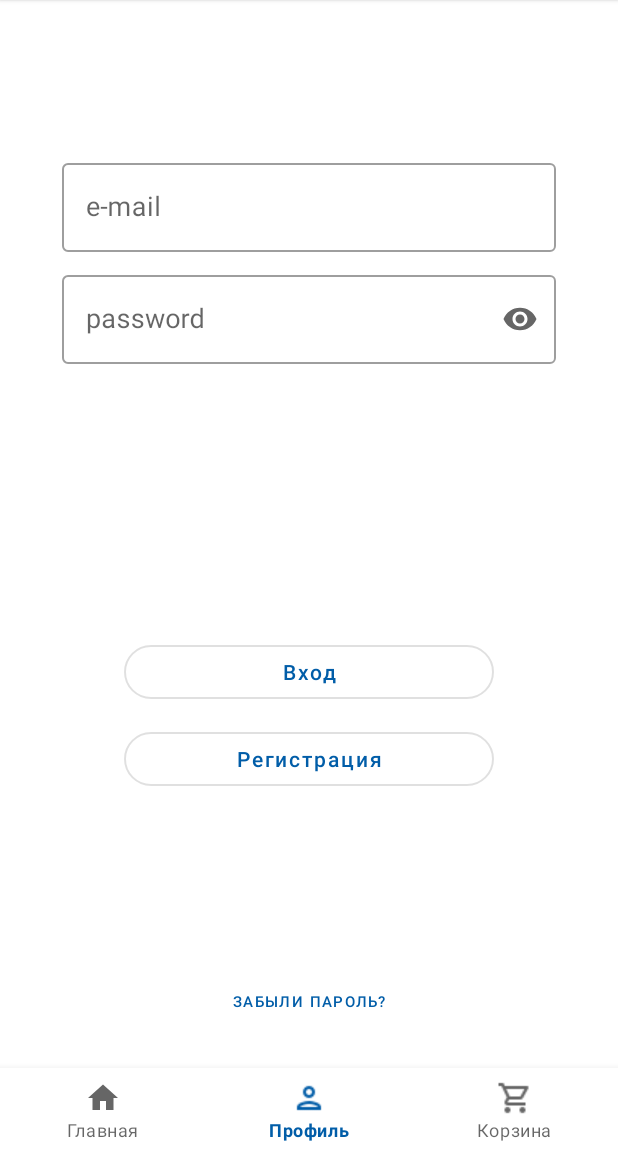
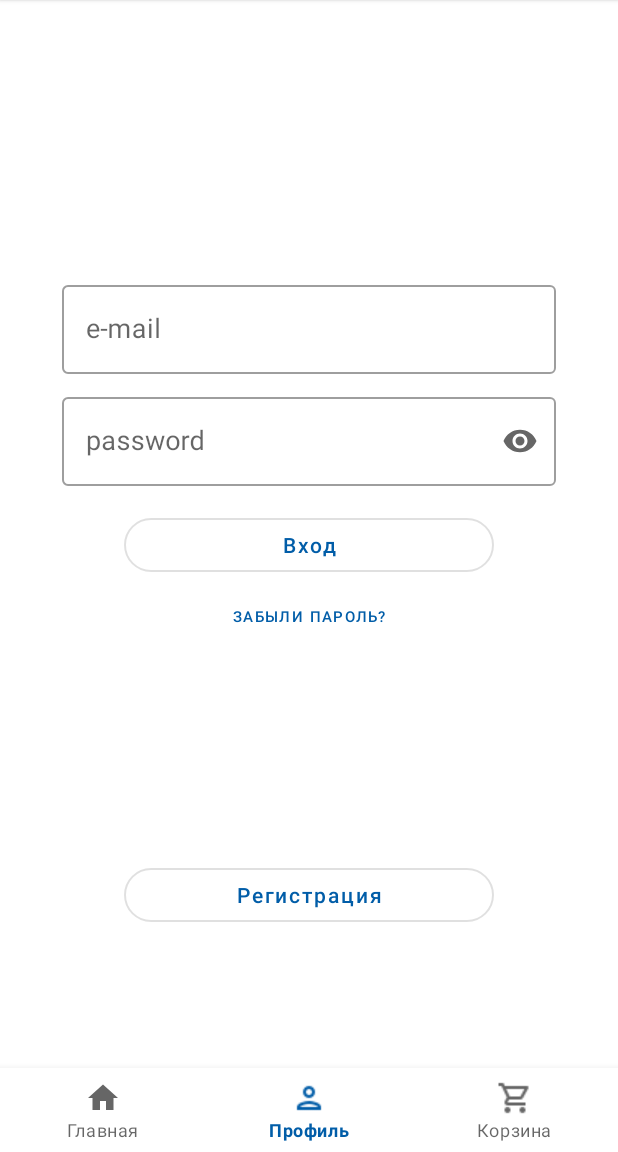
Before and after one commit to buchgit/nordside_mobile, an Android app: the screen it shows after launch (MainActivity), item 2 of the bottom bar chosen, on a phone screen of 412 x 824 dp, the part 84-1236 px from its top. Run offline under Robolectric (Android 15) with nearby library versions, the light colour scheme and no system bars; our stand-ins replace navigation-ui.

Commit message:
final Login UI

```diff
--- a/app/src/main/res/layout/fragment_login.xml
+++ b/app/src/main/res/layout/fragment_login.xml
@@ -15,11 +15,11 @@
         android:layout_height="wrap_content"
         app:boxStrokeWidth="1dp"
         app:boxStrokeWidthFocused="1dp"
+        app:layout_constraintTop_toTopOf="parent"
         app:layout_constraintBottom_toTopOf="@id/et_password_container"
         app:layout_constraintEnd_toEndOf="parent"
         app:layout_constraintStart_toStartOf="parent"
-        app:layout_constraintTop_toTopOf="parent"
-        app:layout_constraintVertical_bias="0.18"
+        app:layout_constraintVertical_bias="0.40"
         app:layout_constraintVertical_chainStyle="packed"
         app:layout_constraintWidth_percent="0.80">
         <com.google.android.material.textfield.TextInputEditText
@@ -32,7 +32,7 @@
       </com.google.android.material.textfield.TextInputLayout>
 
     <com.google.android.material.textfield.TextInputLayout
-        style="@style/Widget.MaterialComponents.TextInputLayout.OutlinedBox"        app:placeholderTextColor="?attr/colorPrimary"
+        style="@style/Widget.MaterialComponents.TextInputLayout.OutlinedBox"
         android:hint="password"
         app:endIconMode="password_toggle"
         android:id="@+id/et_password_container"
@@ -42,7 +42,7 @@
         app:boxStrokeWidthFocused="1dp"
         app:layout_constraintWidth_percent="0.80"
         app:layout_constraintTop_toBottomOf="@+id/et_email_container"
-        app:layout_constraintBottom_toBottomOf="parent"
+        app:layout_constraintBottom_toTopOf="@id/button_login"
         app:layout_constraintStart_toStartOf="parent"
         app:layout_constraintEnd_toEndOf="parent">
 
@@ -57,21 +57,31 @@
 
 
     <com.google.android.material.button.MaterialButton
+        android:id="@+id/button_login"
         style="@style/Widget.MaterialComponents.Button.OutlinedButton"
-        android:id="@+id/button_login"
+        android:layout_marginTop="15dp"
         android:layout_width="0dp"
         android:layout_height="wrap_content"
         android:text="Вход"
+        android:textAllCaps="false"
         app:cornerRadius="50dp"
-        android:layout_marginBottom="10dp"
-        android:textAllCaps="false"
-
         app:layout_constraintWidth_percent="0.60"
+        app:layout_constraintTop_toBottomOf="@+id/et_password_container"
         app:layout_constraintStart_toStartOf="parent"
         app:layout_constraintEnd_toEndOf="parent"
-        app:layout_constraintVertical_chainStyle="packed"
-        app:layout_constraintBottom_toTopOf="@+id/button_registration"
-        app:layout_constraintTop_toBottomOf="@+id/et_password_container" />
+        app:layout_constraintBottom_toTopOf="@+id/forgot_password" />
+
+    <com.google.android.material.button.MaterialButton
+        style="@style/Widget.MaterialComponents.Button.TextButton"
+        android:id="@+id/forgot_password"
+        android:layout_width="wrap_content"
+        android:layout_height="wrap_content"
+        android:text="Забыли пароль?"
+        android:textSize="10sp"
+        app:layout_constraintStart_toStartOf="parent"
+        app:layout_constraintEnd_toEndOf="parent"
+        app:layout_constraintTop_toBottomOf="@+id/button_login"
+        app:layout_constraintBottom_toBottomOf="parent"/>
 
     <com.google.android.material.button.MaterialButton
         style="@style/Widget.MaterialComponents.Button.OutlinedButton"
@@ -81,23 +91,11 @@
         android:text="@string/registration"
         android:textAllCaps="false"
         app:cornerRadius="50dp"
+        app:layout_constraintVertical_bias="0.6"
         app:layout_constraintBottom_toBottomOf="parent"
         app:layout_constraintWidth_percent="0.60"
         app:layout_constraintEnd_toEndOf="parent"
         app:layout_constraintStart_toStartOf="parent"
-        app:layout_constraintTop_toBottomOf="@+id/button_login" />
-
-    <com.google.android.material.button.MaterialButton
-        style="@style/Widget.MaterialComponents.Button.TextButton"
-        android:id="@+id/textView"
-        android:layout_width="wrap_content"
-        android:layout_height="wrap_content"
-        android:text="Забыли пароль?"
-        android:textSize="10sp"
-        app:layout_constraintStart_toStartOf="parent"
-        app:layout_constraintEnd_toEndOf="parent"
-        app:layout_constraintTop_toBottomOf="@+id/button_registration"
-        app:layout_constraintBottom_toBottomOf="parent"
-        app:layout_constraintVertical_bias="0.85" />
+        app:layout_constraintTop_toBottomOf="@id/forgot_password" />
 
 </androidx.constraintlayout.widget.ConstraintLayout>
```
